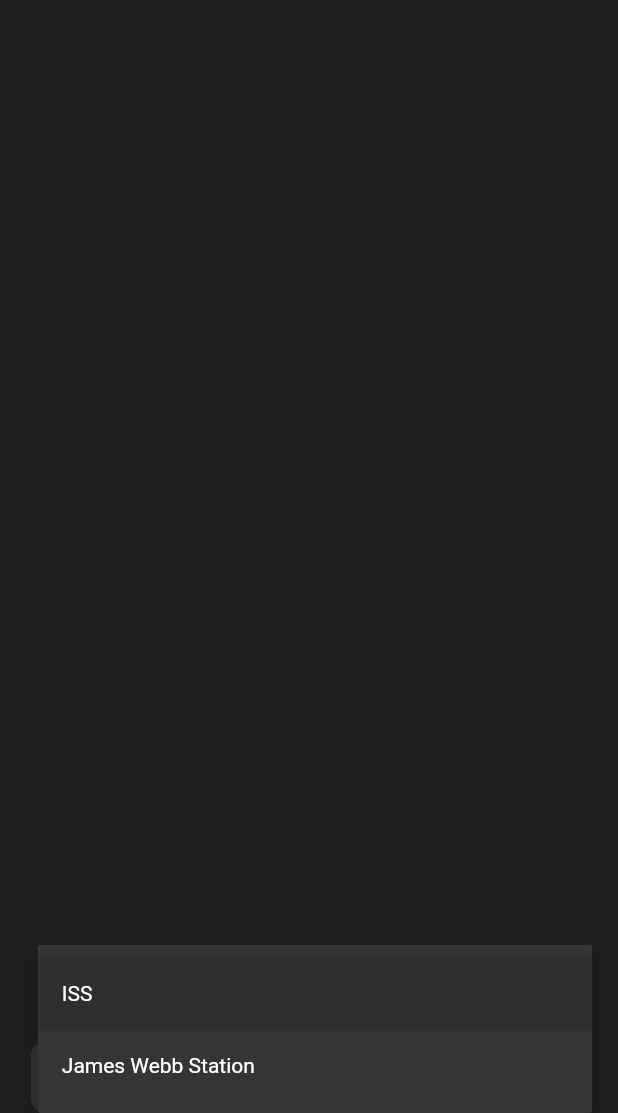
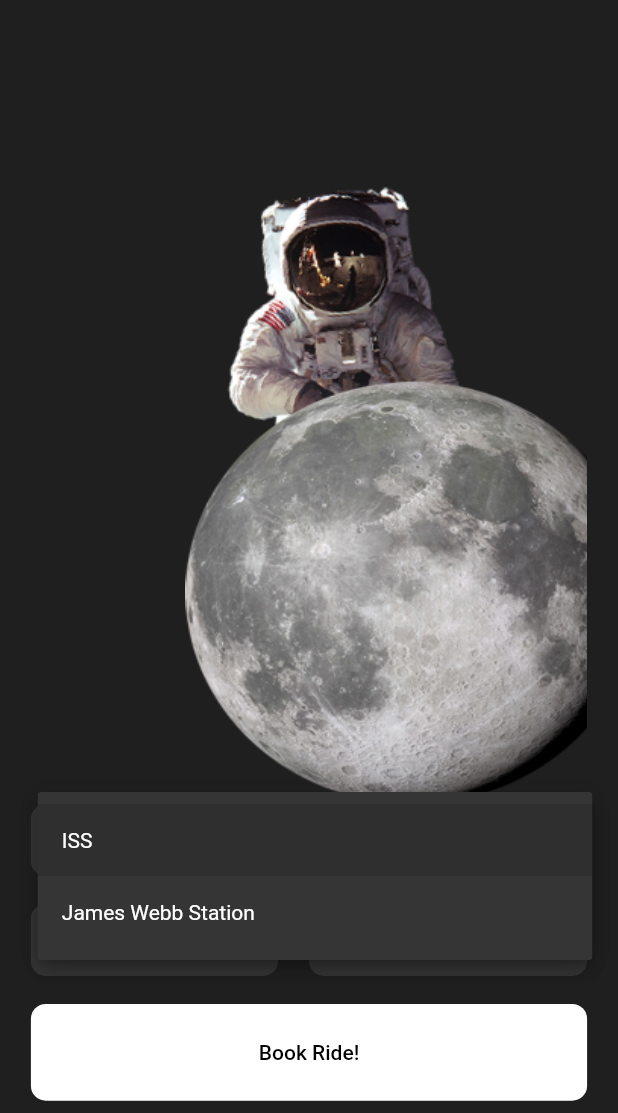
Before and after one commit to YatharthDhingra/go_moon, a Flutter app: the screen it shows after launch, after a tap on "ISS", on a phone screen of 412 x 824 dp, the part 123-1236 px from its top. Run offline on Flutter 3.47's test engine with Material 2 defaults, Android fonts, the phone set to English and light mode, and no system bars.

Commit message:
Completion(as Instructor)

```diff
--- a/lib/pages/home_page.dart
+++ b/lib/pages/home_page.dart
@@ -1,5 +1,5 @@
-import 'package:flutter/foundation.dart';
 import 'package:flutter/material.dart';
+import 'package:go_moon/widgets/custom_dropdown_button.dart';
 
 class HomePage extends StatelessWidget {
   late double _deviceHeight, _deviceWidth; //private properties
@@ -33,12 +33,16 @@ class HomePage extends StatelessWidget {
                 horizontal: _deviceWidth *
                     0.05), //providing padding from edges (symmetrically)
             //This padding is applied to the child of the container , not the container itself
-          child: Column(
+
+            child: Stack(
+              //stack of layers(first appearing -> bottom of the stack , last -> top)
+              children: [
+                Column(
                   //an array aligned vertically(main axis is y axis ,cross axis is x axis)
                   children: [
                     //list of items
                     _pageTitle(),
-              _destinationDropDownWidget(),
+                    _bookRideWidget(),
                   ],
                   mainAxisAlignment: MainAxisAlignment
                       .spaceBetween, //alignment on the main axis(y axis-vertically)
@@ -47,7 +51,13 @@ class HomePage extends StatelessWidget {
                   crossAxisAlignment: CrossAxisAlignment
                       .start, //x axis is the cross axis of a column(start -> left-horizontally)
                 ),
-        ),
+                Align(   //top of the layer
+                //align widget is used to align something(default alignment is centre)
+                  child: _astroImageWidget(),
+                  alignment: Alignment.centerRight,
+                )
+              ],
+            )),
       ),
     );
   }
@@ -57,6 +67,8 @@ class HomePage extends StatelessWidget {
     // a function that returns widget
     //The container in Flutter is a parent widget that can contain multiple child widgets and manage them efficiently through width, height, padding, background color, etc
     return Container(
+      height: _deviceHeight * 0.5,
+      width: _deviceWidth * 0.65,
       decoration: const BoxDecoration(
         //The BoxDecoration class provides a variety of ways to draw a box.
         image: DecorationImage(
@@ -79,33 +91,68 @@ class HomePage extends StatelessWidget {
     );
   }
 
+  Widget _bookRideWidget() {
+    return Container(
+      height: 0.25 * _deviceHeight,
+      child: Column(
+          mainAxisAlignment: MainAxisAlignment.spaceBetween,
+          mainAxisSize: MainAxisSize.max,
+          crossAxisAlignment: CrossAxisAlignment.center,
+          children: [
+            _destinationDropDownWidget(),
+            _travellersInformation(),
+            _rideButton(),
+          ]),
+    );
+  }
+
   Widget _destinationDropDownWidget() {
     //List of drop down menu items , each item will be of type 'string'
-    List<String> _items = ["ISS", "James Webb Station"];
+    return CustomDropDownButtonClass(
+        values: ["ISS", "James Webb Station"], width: _deviceWidth);
+    //we returned an object of the CustomDropDownButton Class
+  }
+
+  Widget _travellersInformation() {
+    //this consists of a row of drop downs , with two drop downs horizontally aligned
+    return Row(
+      children: [
+        CustomDropDownButtonClass(
+            values: ["1", "2", "3", "4"], width: _deviceWidth * 0.40),
+        CustomDropDownButtonClass(
+            values: ["Economy", "Business", "Private"],
+            width: _deviceWidth * 0.45),
+      ],
+      mainAxisAlignment: MainAxisAlignment
+          .spaceBetween, //we want space between the two dropdowns
+      mainAxisSize: MainAxisSize.max,
+      crossAxisAlignment: CrossAxisAlignment.center,
+    );
+  }
+
+  Widget _rideButton() {
     return Container(
-      //for background of our drop down initially , we also add background color to our container
+      padding: EdgeInsets.symmetric(
+          horizontal: _deviceWidth * 0.01, vertical: _deviceHeight * 0.01),
+      margin: EdgeInsets.only(
+          bottom: _deviceHeight *
+              0.01), //named arguments are passed to just give margin/padding in one direction
+      width: _deviceWidth,
+      //if we have decoration and color both for a container , the app will CRASH
       decoration: BoxDecoration(
-        color: const Color.fromRGBO(53, 53, 53, 1.0),
+        color: Colors.white,
         borderRadius: BorderRadius.circular(10),
       ),
-      width: _deviceWidth,
-      padding: EdgeInsets.symmetric(horizontal: _deviceWidth*0.05), //gives spacing to text inside(content inside)
-
-      child: DropdownButton(
-        onChanged: (_) {}, //this is a function that specify what happens when we click on the dropDownButton(we ignore it by giving it '_' as parameter)
-        items: _items.map((e) {
-          return DropdownMenuItem(
-            child: Text(e),
-            value: e,
-          );
-        }).toList(), //this map function iterates over each element and converts it into a DropdownMenuItem
-        //using toList() function , we convert it to list again , //we pass the created list here
-        //use .map function here otherwise will give an error while giving the default value to the drop down menu
-
-        underline: Container(), //make underline an empty container -> no underline
-        value: _items.first, //default value is the first value of the list
-        dropdownColor: const Color.fromRGBO(53, 53, 53, 1.0),  //background color of dropdown WHEN IT OPENS UP
-        style: const TextStyle(color: Colors.white),  //color of its text
+      child: MaterialButton(
+        //to create a button
+        onPressed:
+            () {}, //these type of functions are called anonymous functions-> no name assosicated
+        child: const Text(
+          "Book Ride!",
+          style: TextStyle(
+            color: Colors.black,
+          ),
+        ),
       ),
     );
   }
--- /dev/null
+++ b/lib/widgets/custom_dropdown_button.dart
@@ -0,0 +1,39 @@
+import 'package:flutter/material.dart';
+
+class CustomDropDownButtonClass extends StatelessWidget {
+  List<String> values;  //this is the list
+  double width;  //width of the device
+
+  CustomDropDownButtonClass({ required this.values, required this.width});
+  //since we didn't declare it late/nullable property , we need to declare these 'required' in the constructor
+
+  @override
+  Widget build(BuildContext context) {
+     return Container(
+      //for background of our drop down initially , we also add background color to our container
+      decoration: BoxDecoration(
+        color: const Color.fromRGBO(53, 53, 53, 1.0),
+        borderRadius: BorderRadius.circular(10),
+      ),
+      width: width,
+      padding: EdgeInsets.symmetric(horizontal: width*0.05), //gives spacing to text inside(content inside)
+
+      child: DropdownButton(
+        onChanged: (_) {}, //this is a function that specify what happens when we click on the dropDownButton(we ignore it by giving it '_' as parameter)
+        items: values.map((e) {
+          return DropdownMenuItem(
+            child: Text(e),
+            value: e,
+          );
+        }).toList(), //this map function iterates over each element and converts it into a DropdownMenuItem
+        //using toList() function , we convert it to list again , //we pass the created list here
+        //use .map function here otherwise will give an error while giving the default value to the drop down menu
+
+        underline: Container(), //make underline an empty container -> no underline
+        value: values.first, //default value is the first value of the list
+        dropdownColor: const Color.fromRGBO(53, 53, 53, 1.0),  //background color of dropdown WHEN IT OPENS UP
+        style: const TextStyle(color: Colors.white),  //color of its text
+      ),
+    );
+  }
+}
```
Lines whose indentation alone changed are shown as unchanged.
